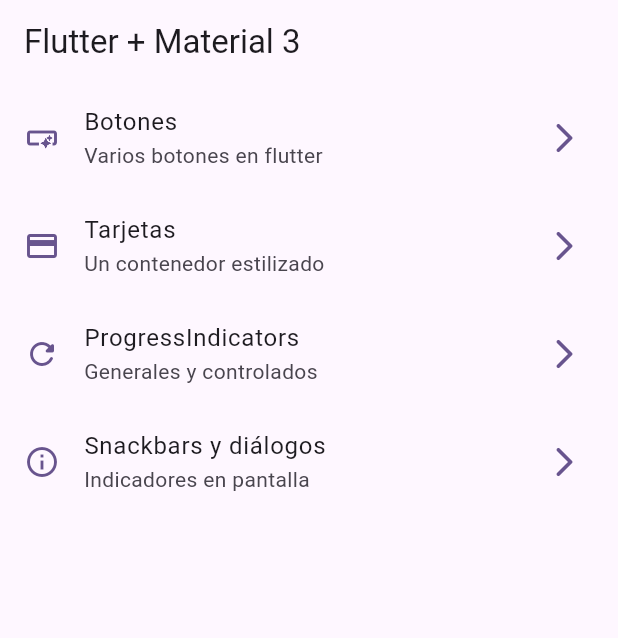
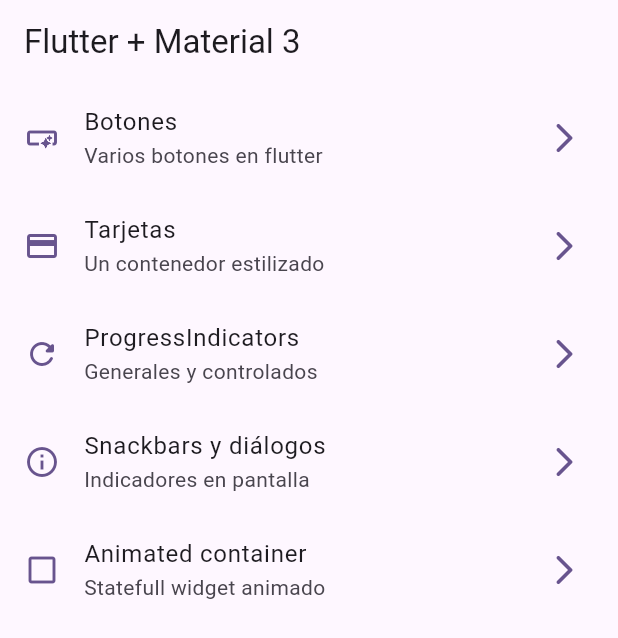
Before and after one commit to SammyCode/widgets_catalog, a Flutter app: the screen it shows after launch, on a phone screen of 412 x 824 dp. Shown: the top 638 px of the screen. Run offline on Flutter 3.47's test engine with Material 3 defaults, Android fonts, the phone set to English and light mode, and no system bars; our stand-ins replace go_router.

Commit message:
Created animated container

```diff
--- a/lib/config/menu/menu_items.dart
+++ b/lib/config/menu/menu_items.dart
@@ -34,4 +34,9 @@ const appMenuItems = <MenuItem>[
       subTitle: 'Indicadores en pantalla',
       link: '/snackbar',
       icon: Icons.info_outline),
+  MenuItem(
+      title: 'Animated container',
+      subTitle: 'Statefull widget animado',
+      link: '/animated',
+      icon: Icons.check_box_outline_blank_outlined),
 ];
--- a/lib/config/router/app_router.dart
+++ b/lib/config/router/app_router.dart
@@ -28,5 +28,10 @@ final appRouter = GoRouter(
       name: SnackbarScreen.name,
       builder: (context, state) => const SnackbarScreen(),
     ),
+    GoRoute(
+      path: '/animated',
+      name: AnimatedScreen.name,
+      builder: (context, state) => const AnimatedScreen(),
+    ),
   ],
 );
--- a/lib/presentation/screens/snackbar/snackbar_screen.dart
+++ b/lib/presentation/screens/snackbar/snackbar_screen.dart
@@ -53,7 +53,7 @@ class SnackbarScreen extends StatelessWidget {
               showAboutDialog(context: context, children: [
                 const Text(
                     'Esse do veniam fugiat amet. Ea tempor excepteur officia adipisicing. Amet pariatur ex nulla officia aliquip tempor eu. Incididunt est consectetur amet occaecat excepteur consectetur excepteur. Voluptate do nostrud sit ex ea incididunt exercitation sunt minim.'),
-              ]);
+              ]); // Muestra la licencias automáticamente.
             },
             child: const Text('Licencias usadas')),
         FilledButton.tonal(
```
Also changed, not shown: lib/presentation/screens/animated/animated_screen.dart (+15 -1 lines).
